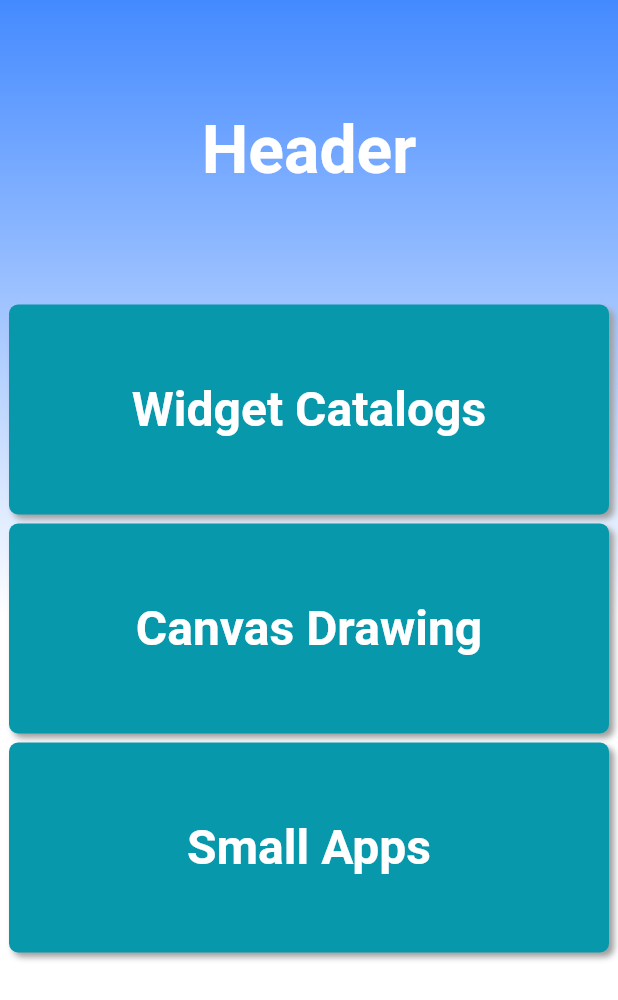
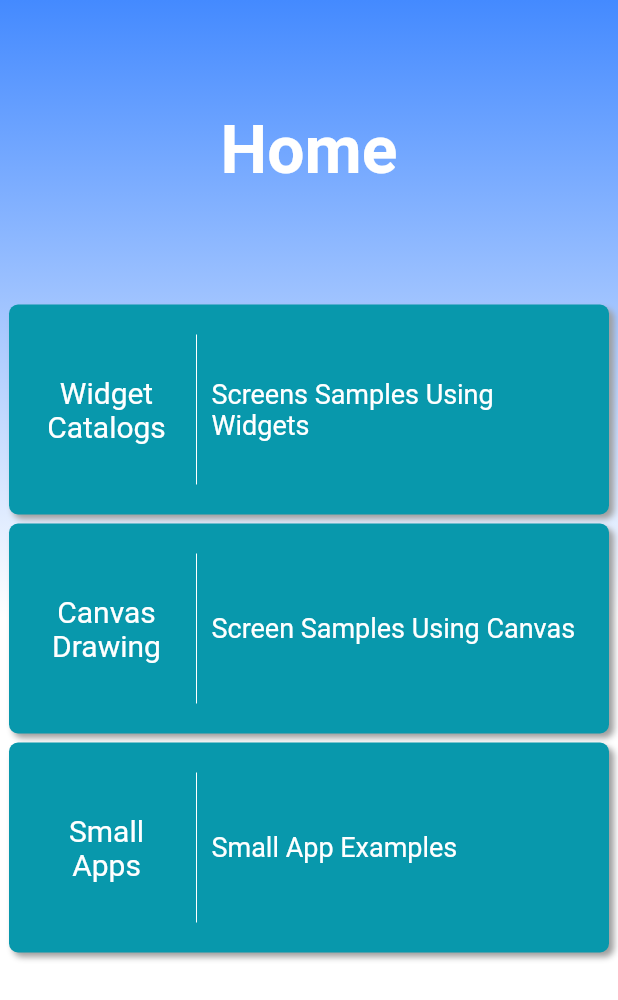
Before and after one commit to WoogearKwon/flutter-note, a Flutter app: the screen it shows after launch, on a phone screen of 412 x 824 dp. Shown: the top 1000 px of the screen. Run offline on Flutter 3.47's test engine with Material 2 defaults, Android fonts, the phone set to English and light mode, and no system bars; our stand-ins replace dio, fluro, get_it, logger, pretty_dio_logger; missing offline and left inert: dart:ffi; generated files the repository leaves out were written again.

Commit message:
[UPDATE] 홈화면, 카탈로그 화면 UI 수정

```diff
--- a/lib/presentation/screen/helper/screen_provider.dart
+++ b/lib/presentation/screen/helper/screen_provider.dart
@@ -7,13 +7,13 @@ class ScreenProvider {
   static List<AppCatalog> catalogs = [
     AppCatalog(
       title: 'Widget Catalogs',
-      description: '',
+      description: 'Screens Samples Using Widgets',
       type: AppCatalogType.widget,
       screens: [],
     ),
     AppCatalog(
       title: 'Canvas Drawing',
-      description: '',
+      description: 'Screen Samples Using Canvas',
       type: AppCatalogType.canvas,
       screens: [
         AppScreen(
--- a/lib/presentation/screen/main/main.dart
+++ b/lib/presentation/screen/main/main.dart
@@ -52,7 +52,7 @@ class _MainScreenState extends State<MainScreen> {
       height: 200,
       child: Center(
         child: Text(
-          'Header',
+          'Home',
           textAlign: TextAlign.center,
           style: TextStyle(
             fontSize: 44,
@@ -97,21 +97,45 @@ class _MainScreenState extends State<MainScreen> {
         borderRadius: BorderRadius.circular(6),
         child: InkWell(
           onTap: () {
-            AppNavigator.navigateTo(
-              context,
-              AppPath.catalogs,
-              arguments: CatalogScreenArgs(catalog: catalog)
-            );
+            AppNavigator.navigateTo(context, AppPath.catalogs,
+                arguments: CatalogScreenArgs(catalog: catalog));
           },
-          child: Center(
+          child: Container(
+            padding: const EdgeInsets.symmetric(horizontal: 15),
+            child: Row(
+              children: <Widget>[
+                Flexible(
+                  flex: 2,
                   child: Text(
                     catalog.title,
                     textAlign: TextAlign.center,
                     style: const TextStyle(
-                fontSize: 32,
-                fontWeight: FontWeight.bold,
+                      fontSize: 20,
                       color: Colors.white,
                     ),
+                  ),
+                ),
+                const SizedBox(
+                  width: 20,
+                  child: VerticalDivider(
+                    width: 1,
+                    color: Colors.white,
+                    indent: 20,
+                    endIndent: 20,
+                  ),
+                ),
+                Flexible(
+                  flex: 5,
+                  child: Text(
+                    catalog.description,
+                    textAlign: TextAlign.left,
+                    style: const TextStyle(
+                      fontSize: 18,
+                      color: Colors.white,
+                    ),
+                  ),
+                ),
+              ],
             ),
           ),
         ),
```
Also changed, not shown: lib/presentation/screen/catalogs/catalog.dart (+23 -6 lines). Lines whose indentation alone changed are shown as unchanged.
